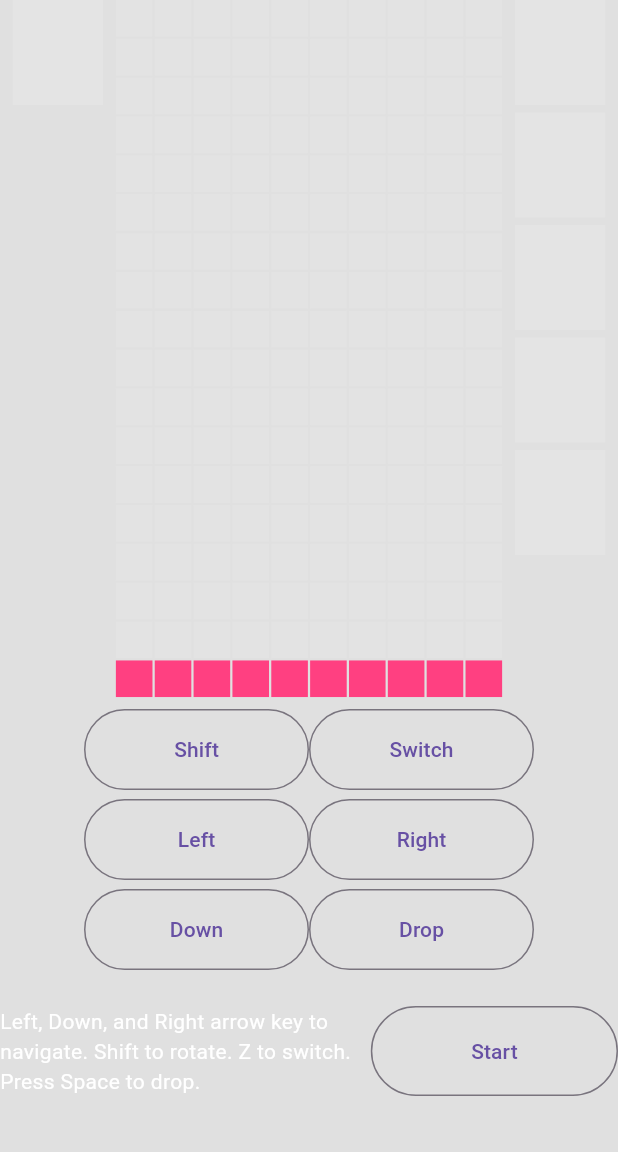
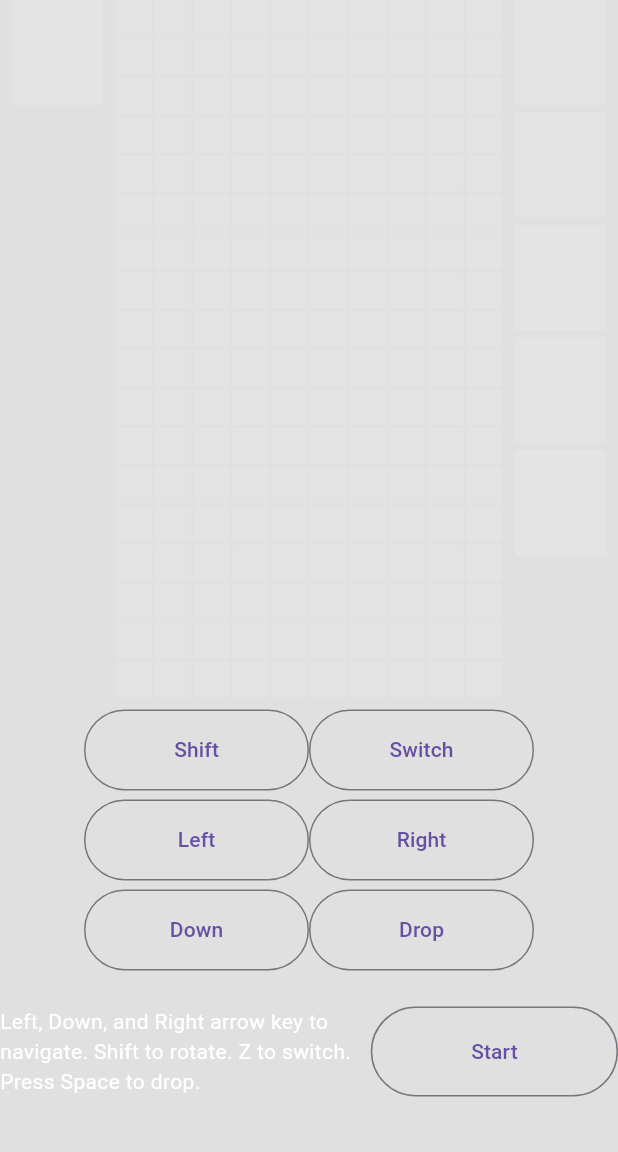
Before and after one commit to MistaPepe/tetris_flutter, a Flutter app: the screen it shows after launch, on a phone screen of 412 x 824 dp, the part 84-1236 px from its top. Run offline on Flutter 3.47's test engine with Material 3 defaults, Android fonts, the phone set to English and light mode, and no system bars; our stand-ins replace flutter_riverpod.

Commit message:
ui finish

```diff
--- a/lib/provider/grid_block_provider.dart
+++ b/lib/provider/grid_block_provider.dart
@@ -1,6 +1,29 @@
+import 'package:flutter/material.dart';
+
+class GridBlock extends StatefulWidget {
+
+  final List<Widget> eachBox;
+  const GridBlock({super.key, required this.eachBox});
 
 
-import 'package:flutter/material.dart';
+  @override
+  State<GridBlock> createState() => _GridBlockState();
+}
 
+class _GridBlockState extends State<GridBlock> {
 
-List<Widget> blockGenerator = [];
+  @override
+  Widget build(BuildContext context) {
+    return Column(
+      children: [
+        GridView.count(crossAxisCount: 10,
+        physics: const NeverScrollableScrollPhysics(),
+        shrinkWrap: true,
+        crossAxisSpacing: 1.8,
+        mainAxisSpacing: 1.8,
+        children: widget.eachBox,
+        ),
+      ],
+    );
+  }
+}
--- a/lib/user_interface/buttons.dart
+++ b/lib/user_interface/buttons.dart
@@ -1,16 +1,17 @@
 import 'package:flutter/material.dart';
+import 'package:flutter_riverpod/flutter_riverpod.dart';
 
-class StartButton extends StatefulWidget {
+class StartButton extends ConsumerStatefulWidget {
   final String textStartbutton;
   final Function onTapButton;
   const StartButton(
       {super.key, required this.textStartbutton, required this.onTapButton});
 
   @override
-  State<StartButton> createState() => _StartButtonState();
+  ConsumerState<StartButton> createState() => _StartButtonState();
 }
 
-class _StartButtonState extends State<StartButton> {
+class _StartButtonState extends ConsumerState<StartButton> {
   @override
   Widget build(BuildContext context) {
     return Padding(
@@ -45,7 +46,7 @@ class _StartButtonState extends State<StartButton> {
   }
 }
 
-class InGameButton extends StatefulWidget {
+class InGameButton extends ConsumerStatefulWidget {
   final Function buttonLogic;
   final List<String> buttonNames;
 
@@ -56,11 +57,12 @@ class InGameButton extends StatefulWidget {
   });
 
   @override
-  State<InGameButton> createState() => _InGameButtonState();
+  ConsumerState<InGameButton> createState() => _InGameButtonState();
 }
 
-class _InGameButtonState extends State<InGameButton> {
+class _InGameButtonState extends ConsumerState<InGameButton> {
   List<Widget> buttonsList = [];
+
 
   @override
   void initState() {
--- a/lib/user_interface/grid.dart
+++ /dev/null
@@ -1,53 +0,0 @@
-import 'package:flutter/material.dart';
-import 'package:flutter_riverpod/flutter_riverpod.dart';
-import 'package:tetris_flutter/user_interface/blocks.dart';
-
-class GridBlock extends ConsumerStatefulWidget {
-  const GridBlock({super.key});
-
-  @override
-  ConsumerState<GridBlock> createState() => _GridBlockState();
-}
-
-class _GridBlockState extends ConsumerState<GridBlock> {
-  static List<Widget> eachBox = [];
-  static int aytemkawnt = 180;
-  GridListBuilder? gridList;
-
-  @override
-  void initState() {
-    for (int i = 0; i < aytemkawnt; i++) {
-      eachBox.add(GestureDetector(
-        onTap: () {print(i);},
-        child: Container(
-          color: (i < 170) ? ColorBlockPick(
-                  colorIndex:
-                      BlockValueGenerator(index: i, itemCount: aytemkawnt)
-                          .blockGenerator())
-                          .getColorBlock() : Colors.pinkAccent,
-        ),
-      ));
-    }
-    gridList = GridListBuilder(eachBox, aytemkawnt);
-    super.initState();
-  }
-
-  @override
-  Widget build(BuildContext context) {
-    return GridView.count(crossAxisCount: 10,
-
-    physics: const NeverScrollableScrollPhysics(),
-    shrinkWrap: true,
-    crossAxisSpacing: 1.5,
-    mainAxisSpacing: 1.5,
-    children: gridList?.eachBox != null ? eachBox : [],
-    );
-  }
-}
-
-class GridListBuilder {
-  final List<Widget> eachBox;
-  final int aytemkawnt;
-
-  GridListBuilder(this.eachBox, this.aytemkawnt);
-}
--- a/lib/user_interface/main_screen.dart
+++ b/lib/user_interface/main_screen.dart
@@ -1,9 +1,9 @@
 import 'package:flutter/material.dart';
-import 'package:tetris_flutter/functions/button_function.dart';
-import 'package:tetris_flutter/global.dart';
+import 'package:flutter/rendering.dart';
+import 'package:tetris_flutter/global.dart' as global;
+import 'package:tetris_flutter/provider/grid_block_provider.dart';
 import 'package:tetris_flutter/user_interface/buttons.dart';
 import 'package:tetris_flutter/user_interface/uppper_row.dart';
-import 'package:tetris_flutter/user_interface/grid.dart';
 
 class MainScreen extends StatefulWidget {
   const MainScreen({super.key});
@@ -13,6 +13,8 @@ class MainScreen extends StatefulWidget {
 }
 
 class _MainScreenState extends State<MainScreen> {
+
+  Color theme = Colors.black12;
   List<String> _keysButtons = [
     'Shift',
     'Switch',
@@ -22,20 +24,33 @@ class _MainScreenState extends State<MainScreen> {
     'Drop',
   ];
 
-  List<Widget> _nextBlockLayout = [];
+  List<Widget> _nextBlockLayout = [
+    for (int i = 0; i < 5; i++)
+      NextBlock(i)
+    ];
+
+final List<Widget> blockLayout = [
+  for (int i = 0; i < 180; i++)
+    if (global.Player.inGame)
+      Container(color: Colors.blueAccent)
+    else
+      Container(color: Colors.white10),
+];
 
   @override
   void initState() {
-    for (int i = 0; i < 5; i++) {
-      _nextBlockLayout.add(NextBlock(i));
-    }
     super.initState();
   }
 
   Widget getPlayButton() {
-    if (!Player.inGame) {
+    if (!global.Player.inGame) {
       return InGameButton(
-        buttonLogic: (text) => print(text),
+        buttonLogic: (text) {
+
+         setState(() {
+
+         });
+        },
         buttonNames: _keysButtons,
       );
     } else {
@@ -43,12 +58,13 @@ class _MainScreenState extends State<MainScreen> {
     }
   }
 
+
   @override
   Widget build(BuildContext context) {
     return Scaffold(
       backgroundColor: Colors.black12,
       appBar: AppBar(
-        backgroundColor: Colors.black12,
+        backgroundColor: theme,
         title: Center(
             child: Text(
           'Tetris',
@@ -56,6 +72,12 @@ class _MainScreenState extends State<MainScreen> {
         )),
       ),
       body: SingleChildScrollView(
+        child: Row(
+          mainAxisAlignment: MainAxisAlignment.center,
+          children: [
+            Flexible(
+              child: SizedBox(
+                width: 500,
                 child: Column(
                   children: [
                       Row(
@@ -71,7 +93,7 @@ class _MainScreenState extends State<MainScreen> {
                           ),
                           Expanded(
                             flex: 30,
-                    child: GridBlock(),
+                            child: GridBlock(eachBox: blockLayout),
                           ),
                           Spacer(
                             flex: 1,
@@ -94,6 +116,10 @@ class _MainScreenState extends State<MainScreen> {
                   ],
                 ),
               ),
+            ),
+          ],
+        ),
+      ),
     );
   }
 }
```
Lines whose indentation alone changed are shown as unchanged.
